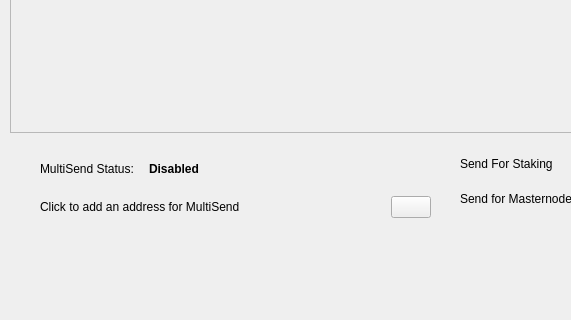
Qt form src/qt/forms/multisenddialog.ui (SHTDJ/Bulwark) before a commit; both pictures show x 0 to 571 and y 218 to 538 of the 777 by 538 pixel window.
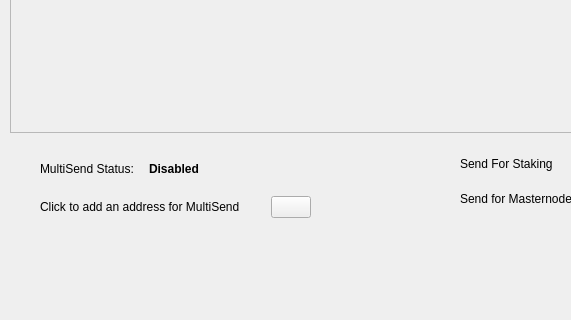
The same form after that commit. Icons and pictures are not drawn.

The edit to the form file:
```diff
--- a/src/qt/forms/multisenddialog.ui
+++ b/src/qt/forms/multisenddialog.ui
@@ -243,6 +243,22 @@
         </property>
        </widget>
       </item>
+      <item>
+       <spacer name="horizontalSpacer">
+        <property name="orientation">
+         <enum>Qt::Horizontal</enum>
+        </property>
+        <property name="sizeType">
+         <enum>QSizePolicy::Maximum</enum>
+        </property>
+        <property name="sizeHint" stdset="0">
+         <size>
+          <width>120</width>
+          <height>20</height>
+         </size>
+        </property>
+       </spacer>
+      </item>
      </layout>
     </item>
    </layout>
```
